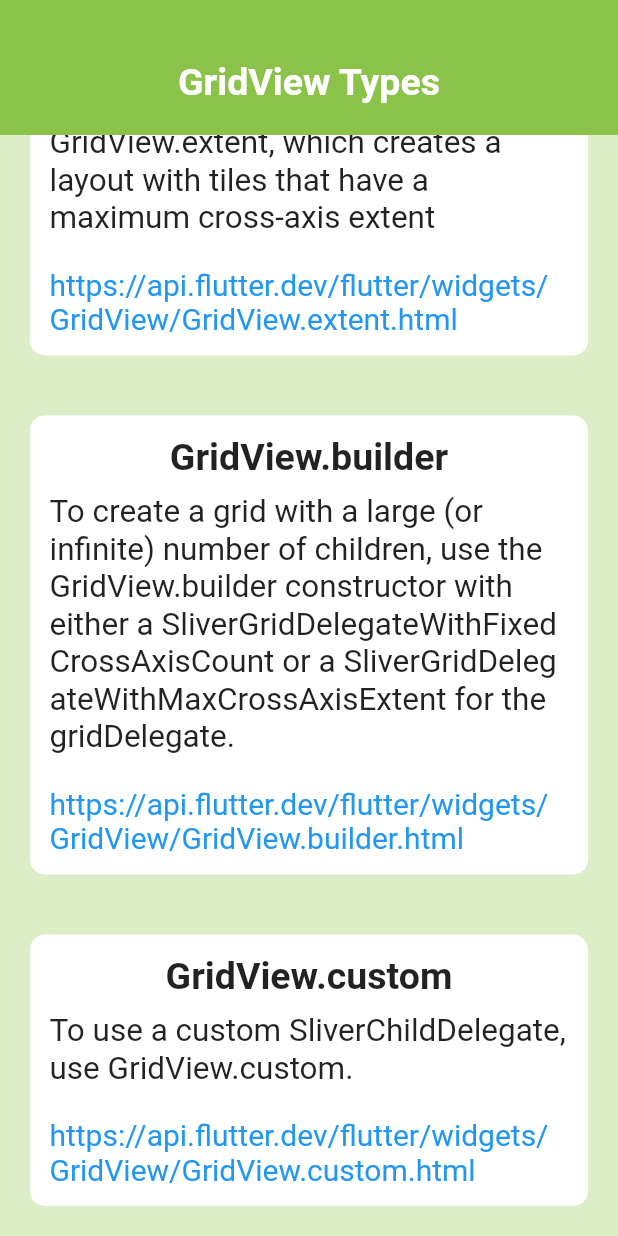
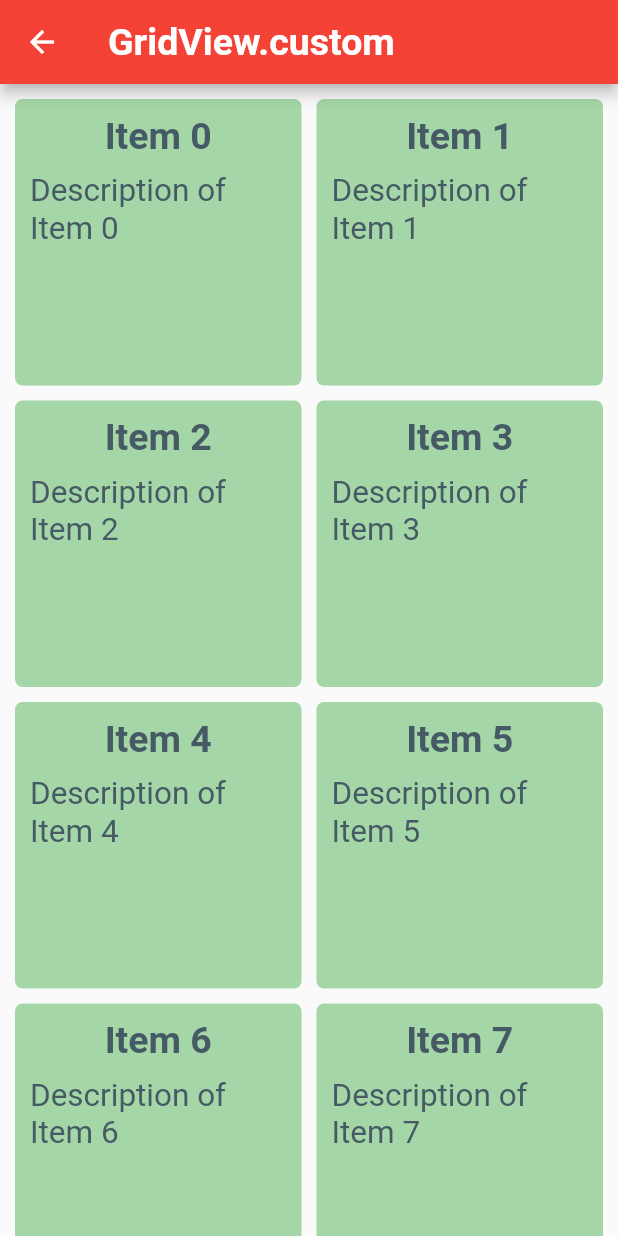
Before and after one commit to ChandravirRaj/lodhi_info_tech, a Flutter app: the GridViewTypes screen opened directly, scrolled down 325 dp, after a tap on "GridView.custom", on a phone screen of 412 x 824 dp. Run offline on Flutter 3.47's test engine with Material 2 defaults, Android fonts, the phone set to English and light mode, and no system bars; our stand-ins replace email_validator.

Commit message:
GridView.custom added

```diff
--- /dev/null
+++ b/lib/practice/grid/tut_gridview_custom.dart
@@ -0,0 +1,66 @@
+import 'package:flutter/gestures.dart';
+import 'package:flutter/material.dart';
+import 'package:lodhi_info_tech/utils/util.dart';
+
+class GirdViewWithCustom extends StatefulWidget {
+  const GirdViewWithCustom({super.key});
+
+  @override
+  State<GirdViewWithCustom> createState() => _GirdViewWithCustomState();
+}
+
+class _GirdViewWithCustomState extends State<GirdViewWithCustom> {
+  var arrNames = List<String>.generate(10000, (i) => 'Item $i');
+
+  @override
+  Widget build(BuildContext context) {
+    return Scaffold(
+      appBar: AppBar(
+        title: Text(
+          "GridView.custom",
+          style:
+              Util.headerTitleTextStyle(textColor: Colors.white, fontSize: 25),
+        ),
+      ),
+      body: SizedBox(
+        width: double.infinity,
+        child: GridView.custom(
+            shrinkWrap: true,
+            padding: const EdgeInsets.all(10),
+            gridDelegate: const SliverGridDelegateWithMaxCrossAxisExtent(
+                mainAxisSpacing: 10,
+                crossAxisSpacing: 10,
+                maxCrossAxisExtent: 200),
+            childrenDelegate: SliverChildBuilderDelegate((context, index) {
+              return Container(
+                decoration: BoxDecoration(
+                  color: Colors.green.shade200,
+                  shape: BoxShape.rectangle,
+                  borderRadius: const BorderRadius.all(Radius.circular(5.0)),
+                ),
+                child: Column(
+                  children: [
+                    Padding(
+                      padding: const EdgeInsets.only(top: 10),
+                      child: Text(
+                        arrNames[index],
+                        style: Util.headerTitleTextStyle(
+                            textColor: Colors.blueGrey.shade700, fontSize: 25),
+                      ),
+                    ),
+                    Padding(
+                      padding: const EdgeInsets.all(10),
+                      child: Text(
+                        "Description of ${arrNames[index]}",
+                        style: Util.regularTextStyle(
+                            textColor: Colors.blueGrey.shade700, fontSize: 21),
+                      ),
+                    ),
+                  ],
+                ),
+              );
+            }, childCount: arrNames.length)),
+      ),
+    );
+  }
+}
--- a/lib/practice/tut_gridview_types.dart
+++ b/lib/practice/tut_gridview_types.dart
@@ -1,5 +1,6 @@
 import 'package:flutter/gestures.dart';
 import 'package:flutter/material.dart';
+import 'package:lodhi_info_tech/practice/grid/tut_gridview_custom.dart';
 import 'package:lodhi_info_tech/practice/grid/tut_gridview_extent.dart';
 import 'package:lodhi_info_tech/practice/grid/tut_gridview_builder.dart';
 import 'package:lodhi_info_tech/utils/util.dart';
@@ -215,7 +216,7 @@ class _GridViewTypesState extends State<GridViewTypes> {
                       padding: const EdgeInsets.all(20.0),
                       child: InkWell(
                         onTap: () {
-
+                          _moveToCustome();
                         },
                         child: Container(
                           width: double.infinity,
@@ -295,4 +296,10 @@ class _GridViewTypesState extends State<GridViewTypes> {
       return const GirdViewWithBuilder();
     }));
   }
+
+  void _moveToCustome() {
+    Navigator.push(context, MaterialPageRoute(builder: (context) {
+      return const GirdViewWithCustom();
+    }));
+  }
 }
```
